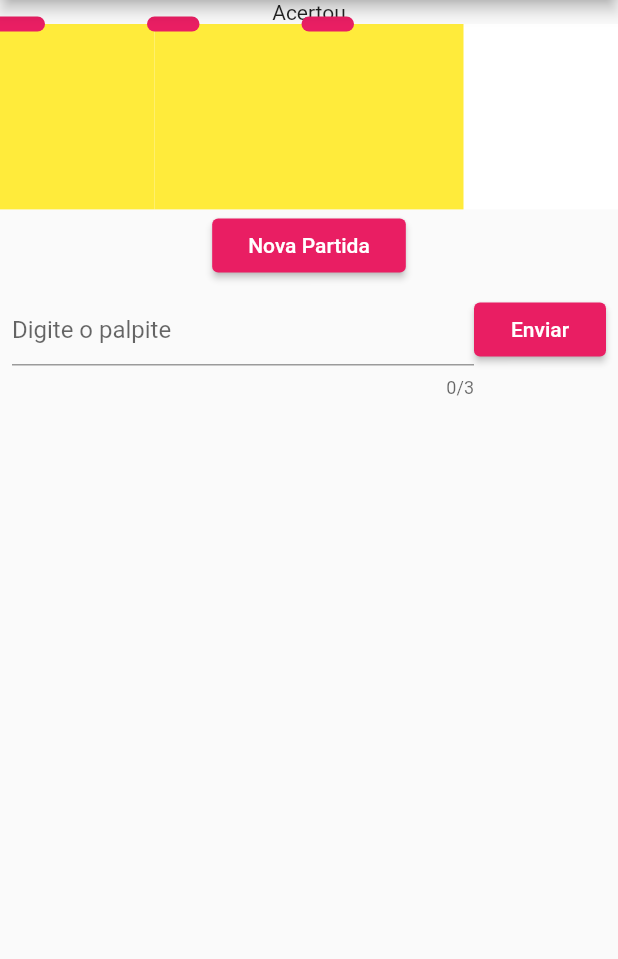
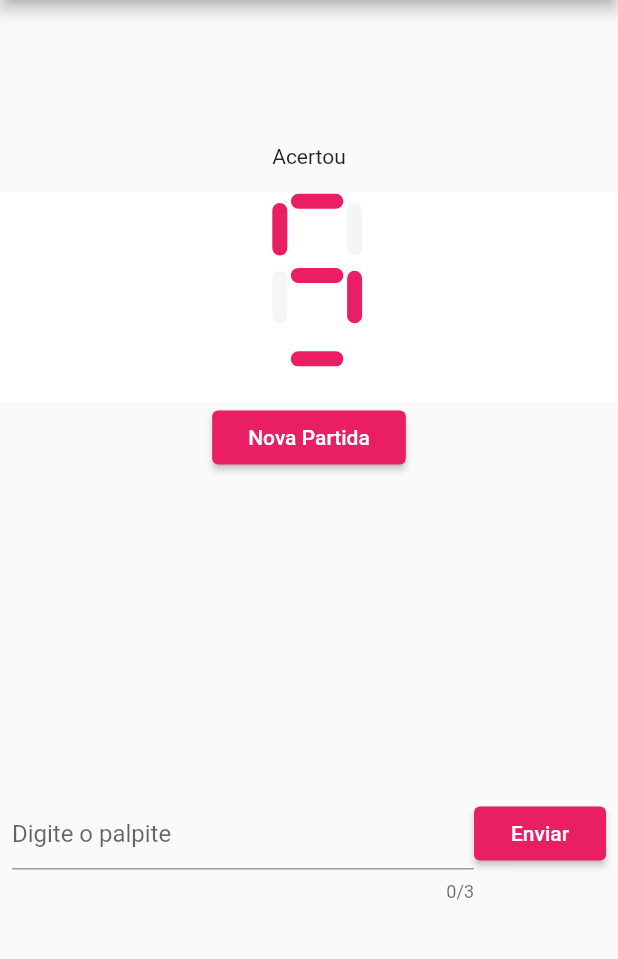
Before and after one commit to PierreVieira/PiPalp, a Flutter app: the screen it shows after launch, on a phone screen of 412 x 824 dp, the part 84-1043 px from its top. Run offline on Flutter 3.47's test engine with Material 2 defaults, Android fonts, the phone set to English and light mode, and no system bars.

Commit message:
[+] front ok

```diff
--- /dev/null
+++ b/lib/components/display.dart
@@ -0,0 +1,47 @@
+import 'package:flutter/material.dart';
+import 'package:project/models/dimensao.dart';
+
+import 'tela_unica.dart';
+
+class Display extends StatelessWidget {
+  int numero;
+  Dimensao dimensao;
+
+  Display({this.numero, this.dimensao});
+
+  @override
+  Widget build(BuildContext context) {
+    this.numero = this.numero != null ? this.numero : 0;
+    if(numero > 99){
+      return Padding(
+        padding: const EdgeInsets.only(left: 56.0),
+        child: Row(
+          children: <Widget>[
+            TelaUnica(numero: int.parse(this.numero.toString()[0]), dimensao: dimensao),
+            TelaUnica(numero: int.parse(this.numero.toString()[1]), dimensao: dimensao),
+            TelaUnica(numero: int.parse(this.numero.toString()[2]), dimensao: dimensao),
+          ],
+        ),
+      );
+    }
+    else if (numero > 9){
+      return Padding(
+        padding: const EdgeInsets.only(left: 104.0),
+        child: Row(
+          children: <Widget>[
+            TelaUnica(numero: int.parse(this.numero.toString()[0]), dimensao: dimensao),
+            TelaUnica(numero: int.parse(this.numero.toString()[1]), dimensao: dimensao),
+          ],
+        ),
+      );
+    }
+    return Padding(
+      padding: const EdgeInsets.only(left: 168.0),
+      child: Row(
+        children: <Widget>[
+          TelaUnica(numero: this.numero, dimensao: dimensao),
+        ],
+      ),
+    );
+  }
+}
--- a/lib/components/display/display.dart
+++ /dev/null
@@ -1,38 +0,0 @@
-import 'package:flutter/material.dart';
-import 'package:project/models/dimensao.dart';
-
-import 'tela_unica.dart';
-
-class Display extends StatelessWidget {
-  int numero;
-  Dimensao dimensao;
-
-  Display({this.numero, this.dimensao});
-
-  @override
-  Widget build(BuildContext context) {
-    this.numero = this.numero != null ? this.numero : 0;
-    if(numero > 99){
-      return Row(
-        children: <Widget>[
-          TelaUnica(numero: int.parse(this.numero.toString()[0]), dimensao: dimensao),
-          TelaUnica(numero: int.parse(this.numero.toString()[1]), dimensao: dimensao),
-          TelaUnica(numero: int.parse(this.numero.toString()[2]), dimensao: dimensao),
-        ],
-      );
-    }
-    else if (numero > 9){
-      return Row(
-        children: <Widget>[
-          TelaUnica(numero: int.parse(this.numero.toString()[0]), dimensao: dimensao),
-          TelaUnica(numero: int.parse(this.numero.toString()[1]), dimensao: dimensao),
-        ],
-      );
-    }
-    return Row(
-      children: <Widget>[
-        TelaUnica(numero: this.numero, dimensao: dimensao),
-      ],
-    );
-  }
-}
--- a/lib/components/display/tela_unica.dart
+++ /dev/null
@@ -1,41 +0,0 @@
-import 'package:flutter/material.dart';
-import 'package:project/models/dimensao.dart';
-import 'package:project/models/led.dart';
-
-import '../../models/desenhista_display.dart';
-
-class TelaUnica extends StatelessWidget {
-  int numero;
-  Dimensao dimensao;
-
-  TelaUnica({this.numero, this.dimensao});
-
-  @override
-  Widget build(BuildContext context) {
-//    debugPrint('Print2: $dimensao');
-    return LayoutBuilder(
-      builder: (_, constraints) => Container(
-        width: dimensao.largura,
-        height: dimensao.altura,
-//        width: 0.15 * MediaQuery.of(context).size.height,
-//        height: 0.25 * MediaQuery.of(context).size.width,
-        color: Colors.yellow,
-        child: CustomPaint(
-          painter: DesenhistaDisplay(leds: escolherLeds()),
-        ),
-      ),
-    );
-  }
-
-  List<Led> escolherLeds() {
-    return makeLed0();
-  }
-
-  List<Led> makeLed0() {
-    List<Led> leds = List();
-    leds.add(LedA(
-      aceso: true,
-    ));
-    return leds;
-  }
-}
--- a/lib/components/envio_resposta/envio_resposta.dart
+++ b/lib/components/envio_resposta.dart
@@ -1,5 +1,6 @@
 import 'package:flutter/material.dart';
-import 'package:project/components/envio_resposta/number_editor.dart';
+
+import 'number_editor.dart';
 
 class EnvioRespostaField extends StatelessWidget {
   @override
--- /dev/null
+++ b/lib/components/tela_unica.dart
@@ -0,0 +1,174 @@
+import 'package:flutter/material.dart';
+import 'package:project/models/dimensao.dart';
+import 'package:project/models/led.dart';
+
+import '../models/desenhista_display.dart';
+
+class TelaUnica extends StatelessWidget {
+  int numero;
+  Dimensao dimensao;
+
+  TelaUnica({this.numero, this.dimensao});
+
+  @override
+  Widget build(BuildContext context) {
+//    debugPrint('Print2: $dimensao');
+    return LayoutBuilder(
+      builder: (_, constraints) => Container(
+        width: dimensao.largura,
+        height: dimensao.altura,
+//        width: 0.15 * MediaQuery.of(context).size.height,
+//        height: 0.25 * MediaQuery.of(context).size.width,
+        color: Colors.white,
+        child: CustomPaint(
+          painter: DesenhistaDisplay(leds: escolherLeds()),
+        ),
+      ),
+    );
+  }
+
+  List<Led> escolherLeds() {
+    switch (numero) {
+      case 0:
+        return makeLed0();
+      case 1:
+        return makeLed1();
+      case 2:
+        return makeLed2();
+      case 3:
+        return makeLed3();
+      case 4:
+        return makeLed4();
+      case 5:
+        return makeLed5();
+      case 6:
+        return makeLed6();
+      case 7:
+        return makeLed7();
+      case 8:
+        return makeLed8();
+      case 9:
+        return makeLed9();
+    }
+  }
+
+  List<Led> makeLed0() {
+    List<Led> leds = List();
+    leds.add(LedA(aceso: true, dimensao: dimensao));
+    leds.add(LedB(aceso: true, dimensao: dimensao));
+    leds.add(LedC(aceso: true, dimensao: dimensao));
+    leds.add(LedD(aceso: true, dimensao: dimensao));
+    leds.add(LedE(aceso: true, dimensao: dimensao));
+    leds.add(LedF(aceso: true, dimensao: dimensao));
+    leds.add(LedG(aceso: false, dimensao: dimensao));
+    return leds;
+  }
+
+  List<Led> makeLed1() {
+    List<Led> leds = List();
+    leds.add(LedA(aceso: false, dimensao: dimensao));
+    leds.add(LedB(aceso: true, dimensao: dimensao));
+    leds.add(LedC(aceso: true, dimensao: dimensao));
+    leds.add(LedD(aceso: false, dimensao: dimensao));
+    leds.add(LedE(aceso: false, dimensao: dimensao));
+    leds.add(LedF(aceso: false, dimensao: dimensao));
+    leds.add(LedG(aceso: false, dimensao: dimensao));
+    return leds;
+  }
+
+  List<Led> makeLed2() {
+    List<Led> leds = List();
+    leds.add(LedA(aceso: true, dimensao: dimensao));
+    leds.add(LedB(aceso: true, dimensao: dimensao));
+    leds.add(LedC(aceso: false, dimensao: dimensao));
+    leds.add(LedD(aceso: true, dimensao: dimensao));
+    leds.add(LedE(aceso: true, dimensao: dimensao));
+    leds.add(LedF(aceso: false, dimensao: dimensao));
+    leds.add(LedG(aceso: true, dimensao: dimensao));
+    return leds;
+  }
+
+  List<Led> makeLed3() {
+    List<Led> leds = List();
+    leds.add(LedA(aceso: true, dimensao: dimensao));
+    leds.add(LedB(aceso: true, dimensao: dimensao));
+    leds.add(LedC(aceso: true, dimensao: dimensao));
+    leds.add(LedD(aceso: true, dimensao: dimensao));
+    leds.add(LedE(aceso: false, dimensao: dimensao));
+    leds.add(LedF(aceso: false, dimensao: dimensao));
+    leds.add(LedG(aceso: true, dimensao: dimensao));
+    return leds;
+  }
+
+  List<Led> makeLed4() {
+    List<Led> leds = List();
+    leds.add(LedA(aceso: false, dimensao: dimensao));
+    leds.add(LedB(aceso: true, dimensao: dimensao));
+    leds.add(LedC(aceso: true, dimensao: dimensao));
+    leds.add(LedD(aceso: false, dimensao: dimensao));
+    leds.add(LedE(aceso: false, dimensao: dimensao));
+    leds.add(LedF(aceso: true, dimensao: dimensao));
+    leds.add(LedG(aceso: true, dimensao: dimensao));
+    return leds;
+  }
+
+  List<Led> makeLed5() {
+    List<Led> leds = List();
+    leds.add(LedA(aceso: true, dimensao: dimensao));
+    leds.add(LedB(aceso: false, dimensao: dimensao));
+    leds.add(LedC(aceso: true, dimensao: dimensao));
+    leds.add(LedD(aceso: true, dimensao: dimensao));
+    leds.add(LedE(aceso: false, dimensao: dimensao));
+    leds.add(LedF(aceso: true, dimensao: dimensao));
+    leds.add(LedG(aceso: true, dimensao: dimensao));
+    return leds;
+  }
+
+  List<Led> makeLed6() {
+    List<Led> leds = List();
+    leds.add(LedA(aceso: true, dimensao: dimensao));
+    leds.add(LedB(aceso: false, dimensao: dimensao));
+    leds.add(LedC(aceso: true, dimensao: dimensao));
+    leds.add(LedD(aceso: true, dimensao: dimensao));
+    leds.add(LedE(aceso: true, dimensao: dimensao));
+    leds.add(LedF(aceso: true, dimensao: dimensao));
+    leds.add(LedG(aceso: true, dimensao: dimensao));
+    return leds;
+  }
+
+  List<Led> makeLed7() {
+    List<Led> leds = List();
+    leds.add(LedA(aceso: true, dimensao: dimensao));
+    leds.add(LedB(aceso: true, dimensao: dimensao));
+    leds.add(LedC(aceso: true, dimensao: dimensao));
+    leds.add(LedD(aceso: false, dimensao: dimensao));
+    leds.add(LedE(aceso: false, dimensao: dimensao));
+    leds.add(LedF(aceso: false, dimensao: dimensao));
+    leds.add(LedG(aceso: false, dimensao: dimensao));
+    return leds;
+  }
+
+  List<Led> makeLed8() {
+    List<Led> leds = List();
+    leds.add(LedA(aceso: true, dimensao: dimensao));
+    leds.add(LedB(aceso: true, dimensao: dimensao));
+    leds.add(LedC(aceso: true, dimensao: dimensao));
+    leds.add(LedD(aceso: true, dimensao: dimensao));
+    leds.add(LedE(aceso: true, dimensao: dimensao));
+    leds.add(LedF(aceso: true, dimensao: dimensao));
+    leds.add(LedG(aceso: true, dimensao: dimensao));
+    return leds;
+  }
+
+  List<Led> makeLed9() {
+    List<Led> leds = List();
+    leds.add(LedA(aceso: true, dimensao: dimensao));
+    leds.add(LedB(aceso: true, dimensao: dimensao));
+    leds.add(LedC(aceso: true, dimensao: dimensao));
+    leds.add(LedD(aceso: true, dimensao: dimensao));
+    leds.add(LedE(aceso: false, dimensao: dimensao));
+    leds.add(LedF(aceso: true, dimensao: dimensao));
+    leds.add(LedG(aceso: true, dimensao: dimensao));
+    return leds;
+  }
+}
--- a/lib/models/led.dart
+++ b/lib/models/led.dart
@@ -1,18 +1,70 @@
 import 'package:project/models/coordenada.dart';
+import 'package:project/models/dimensao.dart';
 
-class Led{
+class Led {
   bool aceso, horizontal;
   Coordenada coordenadaOrigem;
+  Dimensao dimensao;
   int tamanho;
-  Led({this.aceso}){
+
+  Led({this.aceso, this.dimensao}) {
     this.aceso = this.aceso != null ? this.aceso : true;
+    this.tamanho = 25;
   }
 }
 
-class LedA extends Led{
-  LedA({bool aceso}) : super (aceso: aceso){
-    this.tamanho = 25;
+class LedA extends Led {
+  LedA({bool aceso, Dimensao dimensao})
+      : super(aceso: aceso, dimensao: dimensao) {
     this.horizontal = true;
-    this.coordenadaOrigem = Coordenada(0, 0);
+    this.coordenadaOrigem = Coordenada(0.3*dimensao.largura, 0.05*dimensao.altura);
   }
 }
+
+class LedB extends Led {
+  LedB({bool aceso, Dimensao dimensao})
+      : super(aceso: aceso, dimensao: dimensao) {
+    this.horizontal = false;
+    this.coordenadaOrigem = Coordenada(0.3*dimensao.largura + 1.5*this.tamanho, 0.1*dimensao.altura);
+  }
+}
+
+class LedC extends Led {
+  LedC({bool aceso, Dimensao dimensao})
+      : super(aceso: aceso, dimensao: dimensao) {
+    this.horizontal = false;
+    this.coordenadaOrigem = Coordenada(0.3*dimensao.largura + 1.5*this.tamanho, 2.3*this.tamanho);
+  }
+}
+
+class LedD extends Led {
+  LedD({bool aceso, Dimensao dimensao})
+      : super(aceso: aceso, dimensao: dimensao) {
+    this.horizontal = true;
+    this.coordenadaOrigem = Coordenada(0.3*dimensao.largura, 0.9*dimensao.altura);
+  }
+}
+
+class LedE extends Led {
+  LedE({bool aceso, Dimensao dimensao})
+      : super(aceso: aceso, dimensao: dimensao) {
+    this.horizontal = false;
+    this.coordenadaOrigem = Coordenada(0.18*dimensao.largura, 2.3*this.tamanho);
+  }
+}
+
+class LedF extends Led {
+  LedF({bool aceso, Dimensao dimensao})
+      : super(aceso: aceso, dimensao: dimensao) {
+    this.horizontal = false;
+    this.coordenadaOrigem = Coordenada(0.18*dimensao.largura, 0.1*dimensao.altura);
+  }
+}
+
+class LedG extends Led {
+  LedG({bool aceso, Dimensao dimensao})
+      : super(aceso: aceso, dimensao: dimensao) {
+    this.horizontal = true;
+    this.coordenadaOrigem = Coordenada(0.3*dimensao.largura, 0.45*dimensao.altura);
+  }
+}
--- a/lib/screens/game.dart
+++ b/lib/screens/game.dart
@@ -1,6 +1,6 @@
 import 'package:flutter/material.dart';
-import 'file:///C:/Users/pierr/IdeaProjects/Pi_Palp/lib/components/display/display.dart';
-import 'package:project/components/envio_resposta/envio_resposta.dart';
+import 'package:project/components/display.dart';
+import 'package:project/components/envio_resposta.dart';
 import 'package:project/models/dimensao.dart';
 
 String _textoStatus = 'Acertou';
@@ -33,7 +33,7 @@ class _JogoAdivinhaState extends State<JogoAdivinha> {
             ),
             onPressed: () {
               _dimensionUpgrade += 1;
-              if (_dimensionUpgrade == 6){
+              if (_dimensionUpgrade == 6) {
                 _dimensionUpgrade = 1;
               }
               setState(() {
@@ -54,19 +54,28 @@ class _JogoAdivinhaState extends State<JogoAdivinha> {
       ),
       body: Column(
         children: <Widget>[
-          Text(_textoStatus),
+          Padding(
+            padding: const EdgeInsets.only(top: 96.0, bottom: 16.0),
+            child: Text(_textoStatus),
+          ),
           Container(
             color: Colors.white,
-            child: Display(
-              numero: 100,
-              dimensao: this._dimensao,
+            child: Padding(
+              padding: const EdgeInsets.only(bottom: 16.0),
+              child: Display(
+                numero: 5,
+                dimensao: this._dimensao,
+              ),
             ),
           ),
           RaisedButton(
             onPressed: () {},
             child: Text(_textoBotaoNovaPartida),
           ),
-          EnvioRespostaField(),
+          Padding(
+            padding: const EdgeInsets.only(top: 208.0),
+            child: EnvioRespostaField(),
+          ),
         ],
       ),
     );
```
Also changed, not shown: lib/models/desenhista_display.dart (+5 -2 lines), lib/components/number_editor.dart (renamed from lib/components/envio_resposta/number_editor.dart).
